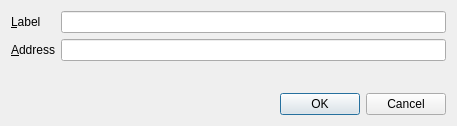
Old version of the form qcoin/src/qt/forms/editaddressdialog.ui in the repository wonabru/Q.
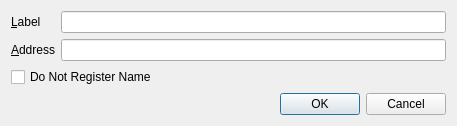
New version of the form.

Commit message: DoNotRegister option

Patch:
```diff
--- a/qcoin/src/qt/forms/editaddressdialog.ui
+++ b/qcoin/src/qt/forms/editaddressdialog.ui
@@ -55,6 +55,13 @@
      </item>
     </layout>
    </item>
+   <item>
+    <widget class="QCheckBox" name="DoNotRegusterChb">
+     <property name="text">
+      <string>Do Not Register Name</string>
+     </property>
+    </widget>
+   </item>
    <item>
     <widget class="QDialogButtonBox" name="buttonBox">
      <property name="orientation">
```
The commit also changes 3 other files.
